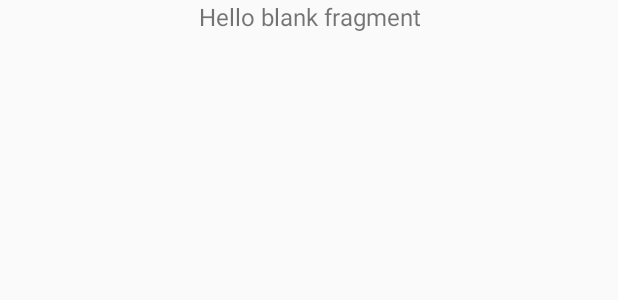
After one commit to realsst1/Shreyesh, an Android app: the layout fragment_no_internet.xml on its own in the app's theme, with its tools: preview values and no code run, on a phone screen of 412 x 824 dp. The commit adds this screen. Shown: the top 300 px of the screen. Run offline under Robolectric (Android 15) with nearby library versions, the phone set to English and light mode, and no system bars.

Commit message:
Added fragments

```diff
--- a/app/build.gradle
+++ b/app/build.gradle
@@ -22,6 +22,7 @@ dependencies {
     implementation fileTree(dir: 'libs', include: ['*.jar'])
     implementation 'com.android.support:appcompat-v7:28.0.0'
     implementation 'com.android.support.constraint:constraint-layout:1.1.3'
+    implementation 'com.android.support:support-v4:28.0.0'
     testImplementation 'junit:junit:4.12'
     androidTestImplementation 'com.android.support.test:runner:1.0.2'
     androidTestImplementation 'com.android.support.test.espresso:espresso-core:3.0.2'
--- /dev/null
+++ b/app/src/main/res/layout/fragment_no_internet.xml
@@ -0,0 +1,18 @@
+<?xml version="1.0" encoding="utf-8"?>
+<FrameLayout xmlns:android="http://schemas.android.com/apk/res/android"
+    xmlns:tools="http://schemas.android.com/tools"
+    android:layout_width="match_parent"
+    android:layout_height="match_parent"
+    tools:context=".NoInternetFragment">
+
+    <!-- TODO: Update blank fragment layout -->
+    <TextView
+        android:id="@+id/noConnection"
+        android:layout_width="match_parent"
+        android:layout_height="match_parent"
+        android:textAlignment="center"
+        android:layout_gravity="center"
+        android:textSize="16dp"
+        android:text="@string/hello_blank_fragment" />
+
+</FrameLayout>
--- a/app/src/main/res/values/strings.xml
+++ b/app/src/main/res/values/strings.xml
@@ -1,3 +1,6 @@
 <resources>
     <string name="app_name">Shreyesh</string>
+
+    <!-- TODO: Remove or change this placeholder text -->
+    <string name="hello_blank_fragment">Hello blank fragment</string>
 </resources>
--- a/app/src/main/res/values/styles.xml
+++ b/app/src/main/res/values/styles.xml
@@ -1,7 +1,7 @@
 <resources>
 
     <!-- Base application theme. -->
-    <style name="AppTheme" parent="Theme.AppCompat.Light.DarkActionBar">
+    <style name="AppTheme" parent="Theme.AppCompat.Light.NoActionBar">
         <!-- Customize your theme here. -->
         <item name="colorPrimary">@color/colorPrimary</item>
         <item name="colorPrimaryDark">@color/colorPrimaryDark</item>
```
Also changed, not shown: app/src/main/java/com/example/shreyesh/ChatFragment.java (added, +22 -0 lines), app/src/main/java/com/example/shreyesh/MainActivity.java (+8 -0 lines), app/src/main/java/com/example/shreyesh/NoInternetFragment.java (added, +27 -0 lines), app/src/main/res/layout/activity_main.xml (+23 -6 lines), app/src/main/res/layout/fragment_chat.xml (added, +14 -0 lines).
